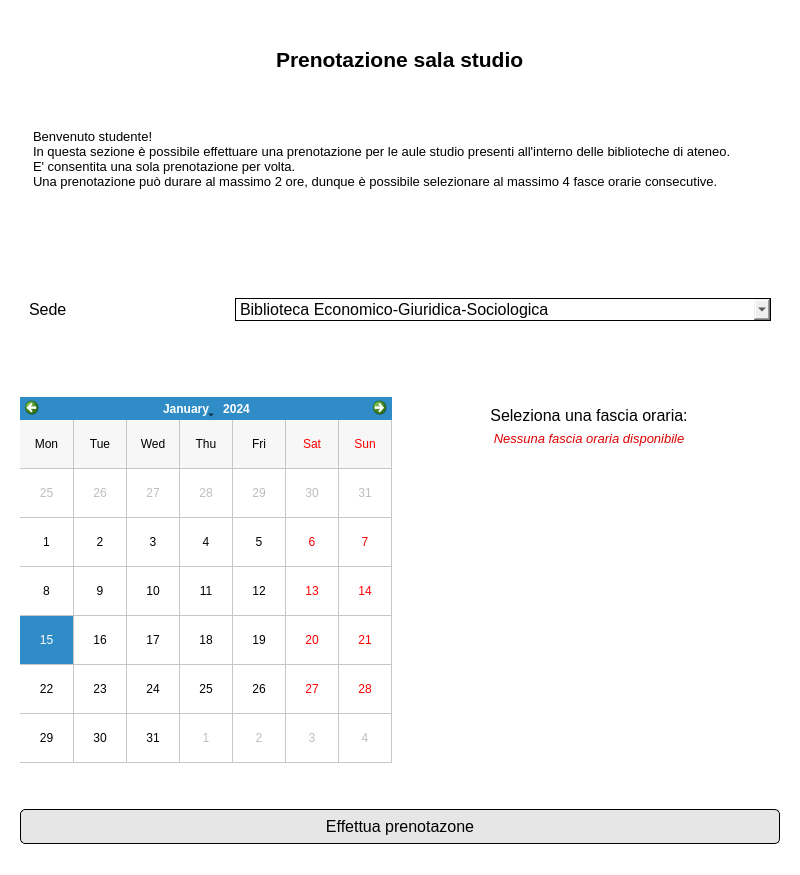
Above: View/Studente/UI files/prenotazione.ui from FrancescoFinizii/Biblioteca-universitaria before the change. Below: the same form after it.
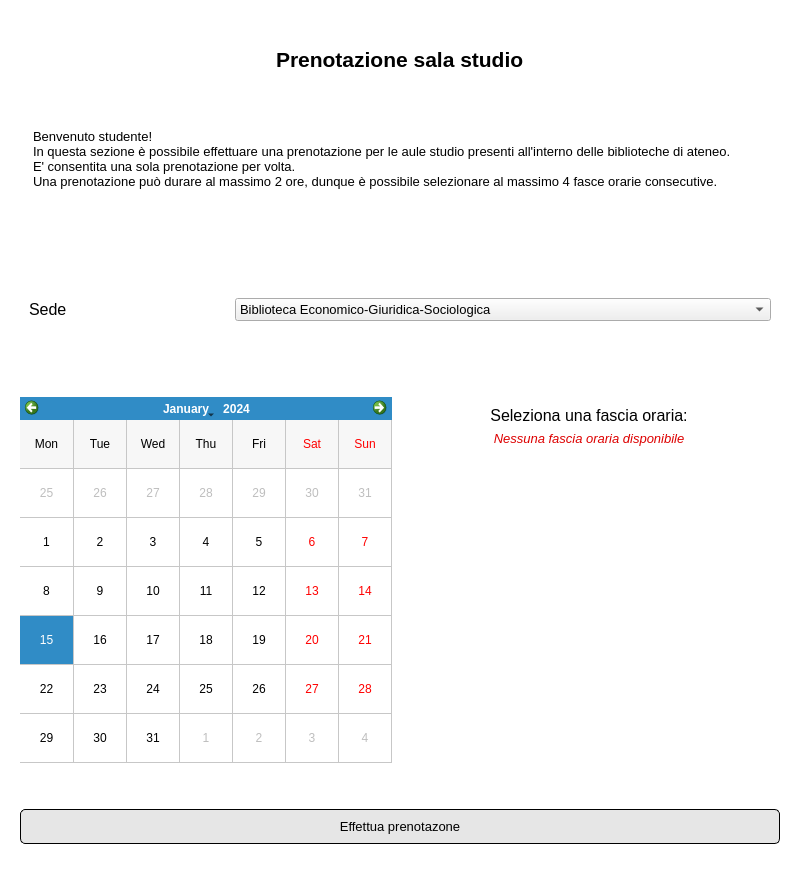
That is the form after the change.

What changed in the file:
```diff
--- a/View/Studente/UI files/prenotazione.ui
+++ b/View/Studente/UI files/prenotazione.ui
@@ -14,7 +14,19 @@
    <string>Form</string>
   </property>
   <property name="styleSheet">
-   <string notr="true">background-color: rgb(255, 255, 255);</string>
+   <string notr="true">QWidget#Form {
+	background-color: rgb(255, 255, 255);
+	color:black;
+}
+QPushButton#modificaButton {
+	border: 1px solid;
+	background-color:rgb(230, 230, 230);
+	border-radius: 5px;
+	border-color: rgb(0, 0, 0);
+}
+QPushButton#modificaButton:hover {
+	background-color: rgb(207, 207, 207);
+}</string>
   </property>
   <layout class="QVBoxLayout" name="verticalLayout">
    <item>
@@ -150,14 +162,9 @@
           <widget class="QComboBox" name="sedeInput">
            <property name="font">
             <font>
-             <pointsize>12</pointsize>
+             <pointsize>10</pointsize>
             </font>
            </property>
-           <property name="styleSheet">
-            <string notr="true">background-color: None;
-border: 1px solid;
-</string>
-           </property>
            <item>
             <property name="text">
              <string>Biblioteca Economico-Giuridica-Sociologica</string>
@@ -323,7 +330,7 @@
         </property>
         <property name="font">
          <font>
-          <pointsize>12</pointsize>
+          <pointsize>10</pointsize>
          </font>
         </property>
         <property name="styleSheet">
```
Left out of the diff: 12 changed lines with no effect on the pictures.
